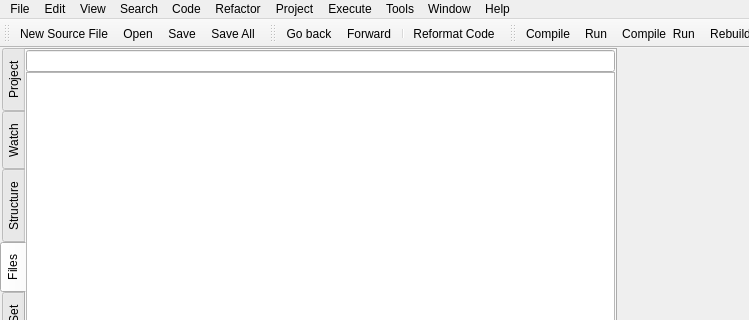
Above: RedPandaIDE/mainwindow.ui from royqh1979/RedPanda-CPP before the change; both pictures show x 0 to 749 and y 0 to 320 of the 1114 by 742 pixel window. Below: the same form after it.
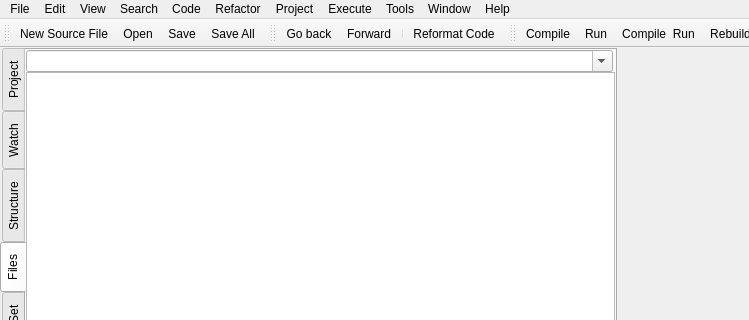
That is the form after the change. Icons and pictures are not drawn. Custom widgets are drawn as their Qt base class.

Commit message: - fix: wrong code completion font size, when screen dpi changed   - enhancement: replace Files View Panel's path lineedit control with combo box

What changed in the file:
```diff
--- a/RedPandaIDE/mainwindow.ui
+++ b/RedPandaIDE/mainwindow.ui
@@ -244,13 +244,34 @@
               <number>0</number>
              </property>
              <item>
-              <widget class="QLineEdit" name="txtFilesPath">
-               <property name="frame">
-                <bool>true</bool>
-               </property>
-               <property name="readOnly">
-                <bool>true</bool>
-               </property>
+              <widget class="QWidget" name="panelFiles" native="true">
+               <layout class="QHBoxLayout" name="horizontalLayout_13">
+                <property name="spacing">
+                 <number>2</number>
+                </property>
+                <property name="leftMargin">
+                 <number>0</number>
+                </property>
+                <property name="topMargin">
+                 <number>0</number>
+                </property>
+                <property name="rightMargin">
+                 <number>2</number>
+                </property>
+                <property name="bottomMargin">
+                 <number>0</number>
+                </property>
+                <item>
+                 <widget class="QComboBox" name="cbFilesPath">
+                  <property name="editable">
+                   <bool>true</bool>
+                  </property>
+                  <property name="insertPolicy">
+                   <enum>QComboBox::InsertAtTop</enum>
+                  </property>
+                 </widget>
+                </item>
+               </layout>
               </widget>
              </item>
              <item>
```
The commit also changes 6 other files.
